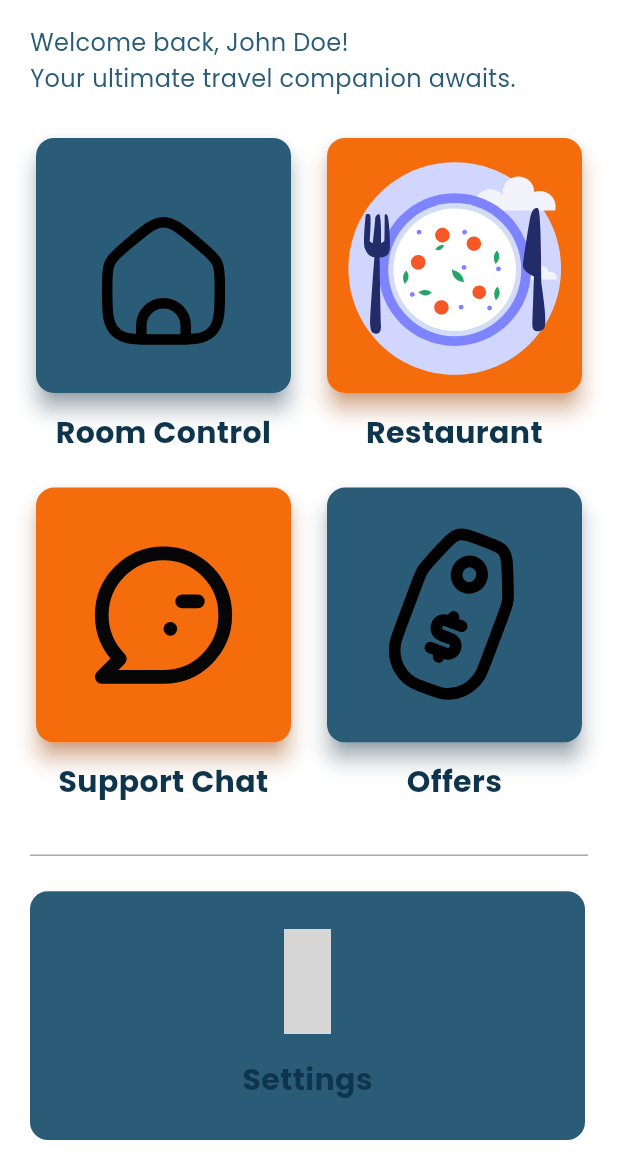
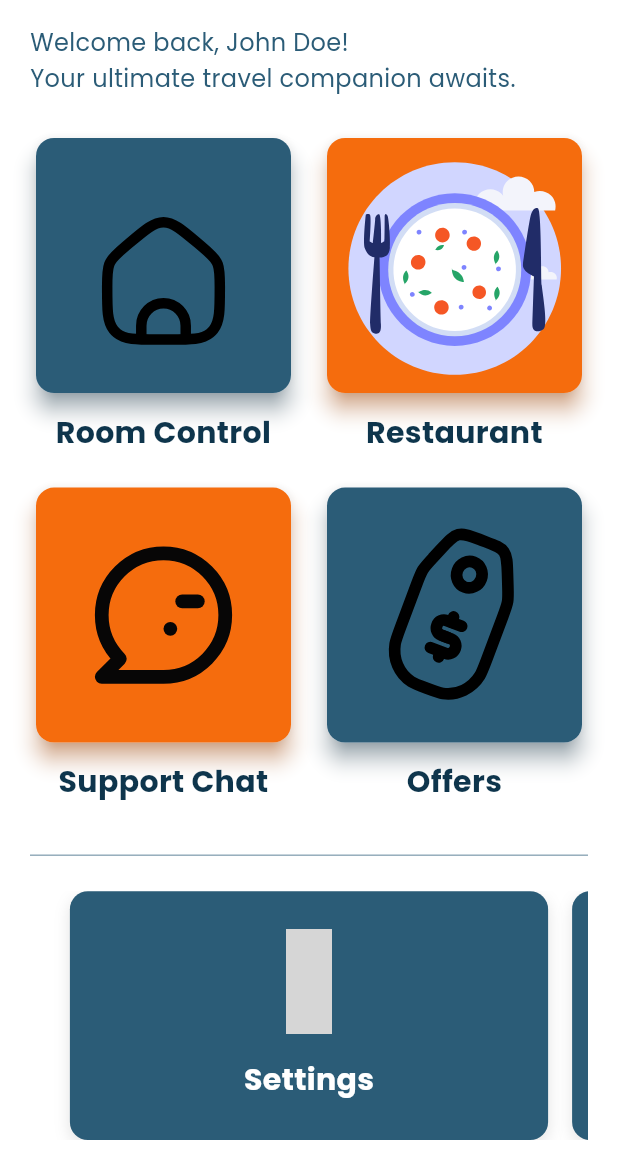
Before and after one commit to 3madhani/digy_stay, a Flutter app: the HomeView screen opened by its route, on a phone screen of 412 x 824 dp, the part 60-1236 px from its top. Run offline on Flutter 3.47's test engine with Material 3 defaults, Android fonts, the phone set to English and light mode, and no system bars; drawn by our look-alikes of lottie; our stand-ins replace dots_indicator, flutter_svg, iconsax, shared_preferences; accounts and stored records are empty; grey boxes are pictures that could not be loaded.

Commit message:
feat: Implement animated horizontal list and update ListViewContainer styling

```diff
--- a/lib/feature/home/presentaion/views/home_view.dart
+++ b/lib/feature/home/presentaion/views/home_view.dart
@@ -3,13 +3,11 @@ import 'package:flutter/material.dart';
 import 'widgets/home_view_body.dart';
 
 class HomeView extends StatelessWidget {
+  static const String routeName = 'homeView';
   const HomeView({super.key});
-  static const String routeName = 'homeView';
 
   @override
   Widget build(BuildContext context) {
-    return Scaffold(
-      body: SafeArea(child: HomeViewBody()),
-    );
+    return Scaffold(body: SafeArea(child: HomeViewBody()));
   }
 }
--- /dev/null
+++ b/lib/feature/home/presentaion/views/widgets/animate_horizental_list.dart
@@ -0,0 +1,44 @@
+import 'package:flutter/material.dart';
+
+import 'list_view_continer.dart';
+
+class AnimatedHorizontalList extends StatefulWidget {
+  const AnimatedHorizontalList({super.key});
+
+  @override
+  State<AnimatedHorizontalList> createState() => _AnimatedHorizontalListState();
+}
+
+class _AnimatedHorizontalListState extends State<AnimatedHorizontalList> {
+  final PageController _pageController = PageController(
+    viewportFraction: 0.9, // Increased from 0.8 to 0.9 for wider cards
+  );
+
+  @override
+  Widget build(BuildContext context) {
+    return Expanded(
+      child: PageView.builder(
+        controller: _pageController,
+        physics: const BouncingScrollPhysics(),
+        itemBuilder: (context, index) {
+          return AnimatedBuilder(
+            animation: _pageController,
+            builder: (context, child) {
+              double value = 1.0;
+              if (_pageController.position.haveDimensions) {
+                value = _pageController.page! - index;
+                value = (1 - (value.abs() * 0.7)).clamp(0.0, 1.0);
+              }
+
+              return Transform.scale(
+                scale: value,
+                child: Transform.rotate(angle: (1 - value) * 0.2, child: child),
+              );
+            },
+            child: const ListViewContainer(),
+          );
+        },
+      ),
+    );
+  }
+}
--- a/lib/feature/home/presentaion/views/widgets/home_view_body.dart
+++ b/lib/feature/home/presentaion/views/widgets/home_view_body.dart
@@ -3,8 +3,8 @@ import 'package:digy_stay/core/utils/app_colors.dart';
 import 'package:digy_stay/core/utils/app_text_styles.dart';
 import 'package:flutter/material.dart';
 
+import 'animate_horizental_list.dart';
 import 'home_grid_view.dart';
-import 'list_view_continer.dart';
 
 class HomeViewBody extends StatelessWidget {
   const HomeViewBody({super.key});
@@ -38,19 +38,7 @@ class HomeViewBody extends StatelessWidget {
             thickness: 1,
           ),
           const SizedBox(height: 16),
-          Expanded(
-            child: ListView(
-              scrollDirection: Axis.horizontal,
-              physics: const BouncingScrollPhysics(),
-              children: [
-                ListViewContainer(),
-                const SizedBox(width: 16),
-                ListViewContainer(),
-                const SizedBox(width: 16),
-                ListViewContainer(),
-              ],
-            ),
-          ),
+          AnimatedHorizontalList(),
           const SizedBox(height: 24),
         ],
       ),
--- a/lib/feature/home/presentaion/views/widgets/list_view_continer.dart
+++ b/lib/feature/home/presentaion/views/widgets/list_view_continer.dart
@@ -10,20 +10,28 @@ class ListViewContainer extends StatelessWidget {
   @override
   Widget build(BuildContext context) {
     return Container(
-      width: MediaQuery.of(context).size.width - 42,
+      margin: const EdgeInsets.symmetric(horizontal: 8),
+      width: MediaQuery.of(context).size.width * 0.85, // wider now
       decoration: BoxDecoration(
         color: AppColors.primaryLightColor,
         borderRadius: BorderRadius.circular(12),
+        boxShadow: [
+          BoxShadow(
+            color: Colors.black.withOpacity(0.1),
+            blurRadius: 8,
+            offset: const Offset(0, 4),
+          ),
+        ],
       ),
       child: Column(
         mainAxisSize: MainAxisSize.min,
         mainAxisAlignment: MainAxisAlignment.center,
         children: [
-          Icon(Iconsax.setting, size: 70, color: AppColors.primaryColor),
+          Icon(Iconsax.setting, size: 70, color: Colors.white),
           const SizedBox(height: 16),
           Text(
             "Settings",
-            style: AppTextStyles.bold20.copyWith(color: AppColors.primaryColor),
+            style: AppTextStyles.bold20.copyWith(color: Colors.white),
           ),
         ],
       ),
```
